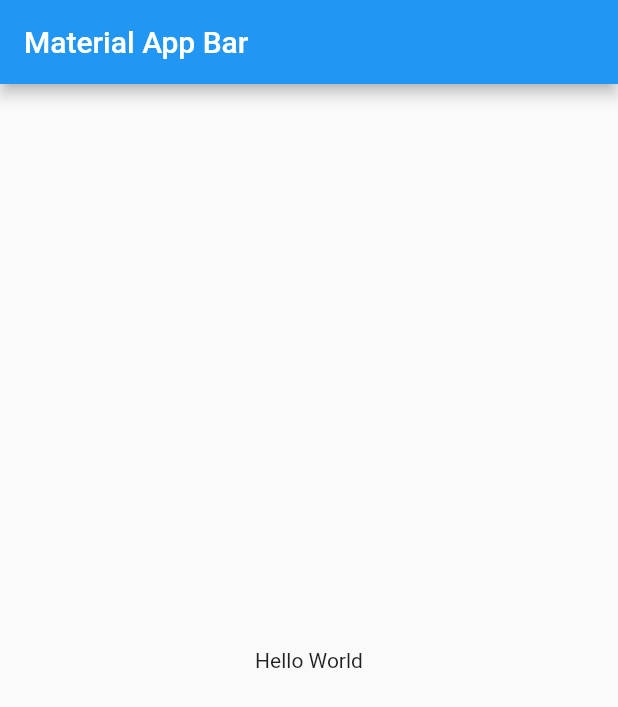
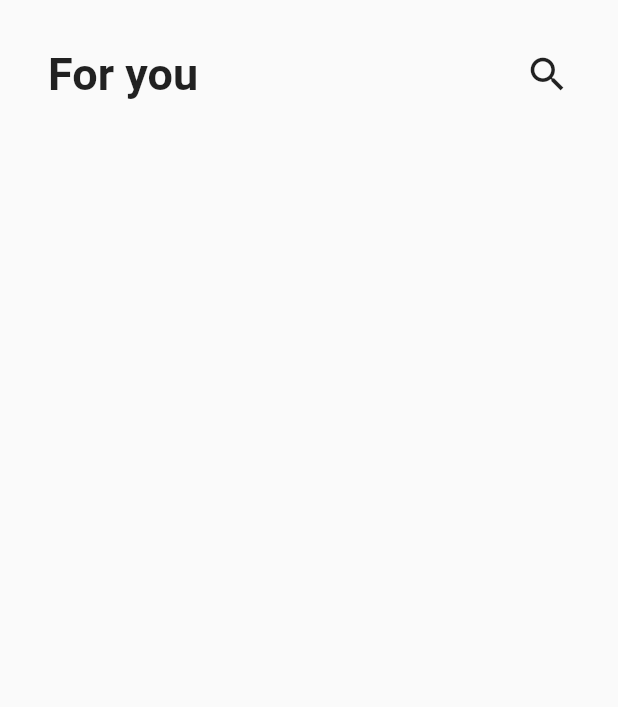
Before and after one commit to urielexis64/flutter_shoes_app, a Flutter app: the screen it shows after launch, on a phone screen of 412 x 824 dp. Shown: the top 707 px of the screen. Run offline on Flutter 3.47's test engine with Material 2 defaults, Android fonts, the phone set to English and light mode, and no system bars.

Commit message:
custom app bar

```diff
--- a/lib/main.dart
+++ b/lib/main.dart
@@ -1,4 +1,5 @@
 import 'package:flutter/material.dart';
+import 'package:shoes_app/src/pages/shoe_page.dart';
 
 void main() => runApp(MyApp());
 
@@ -8,16 +9,7 @@ class MyApp extends StatelessWidget {
     return MaterialApp(
       title: 'Shoes App',
       debugShowCheckedModeBanner: false,
-      home: Scaffold(
-        appBar: AppBar(
-          title: Text('Material App Bar'),
-        ),
-        body: Center(
-          child: Container(
-            child: Text('Hello World'),
-          ),
-        ),
-      ),
+      home: ShoePage(),
     );
   }
 }
--- /dev/null
+++ b/lib/src/pages/shoe_page.dart
@@ -0,0 +1,11 @@
+import 'package:flutter/material.dart';
+import 'package:shoes_app/src/widgets/custom_widgets.dart';
+
+class ShoePage extends StatelessWidget {
+  @override
+  Widget build(BuildContext context) {
+    return Scaffold(
+      body: CustomAppBar(text: 'For you'),
+    );
+  }
+}
--- /dev/null
+++ b/lib/src/widgets/custom_app_bar.dart
@@ -0,0 +1,33 @@
+import 'package:flutter/material.dart';
+
+class CustomAppBar extends StatelessWidget {
+  final String text;
+  final IconData icon;
+  CustomAppBar({
+    @required this.text,
+    this.icon,
+  });
+
+  @override
+  Widget build(BuildContext context) {
+    return SafeArea(
+      child: Padding(
+        padding: EdgeInsets.symmetric(horizontal: 32),
+        child: Container(
+          margin: EdgeInsets.only(top: 32),
+          width: double.infinity,
+          child: Row(
+            mainAxisAlignment: MainAxisAlignment.spaceBetween,
+            children: [
+              Text(
+                this.text,
+                style: TextStyle(fontSize: 30, fontWeight: FontWeight.w700),
+              ),
+              Icon(Icons.search, size: 30)
+            ],
+          ),
+        ),
+      ),
+    );
+  }
+}
```
